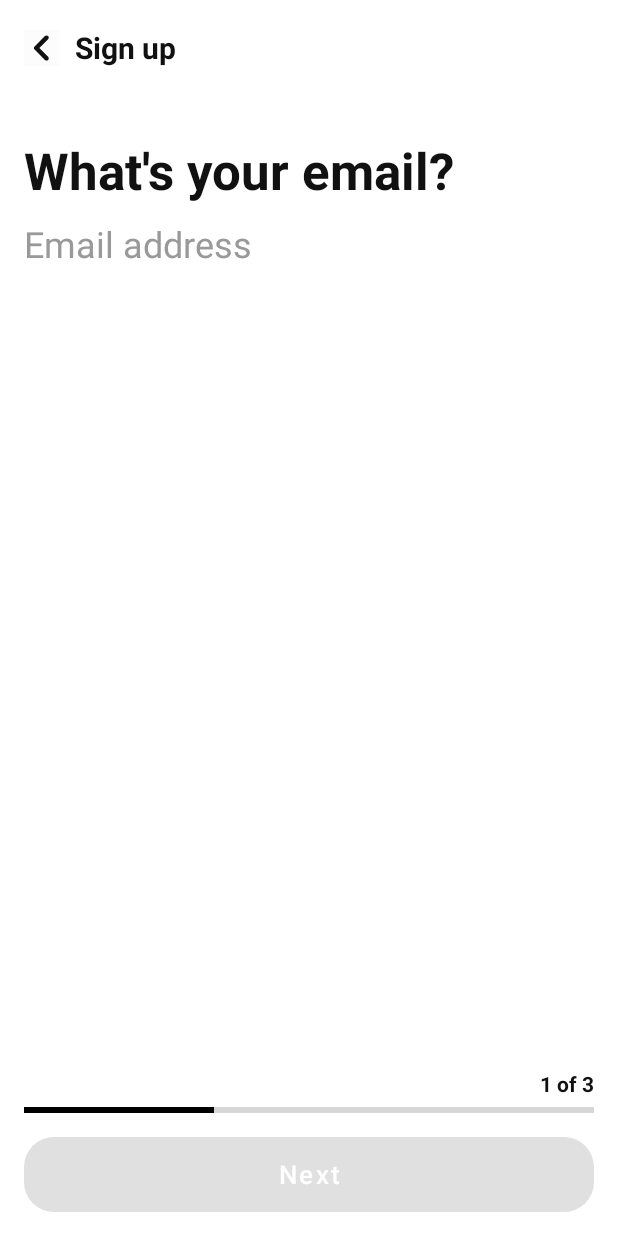
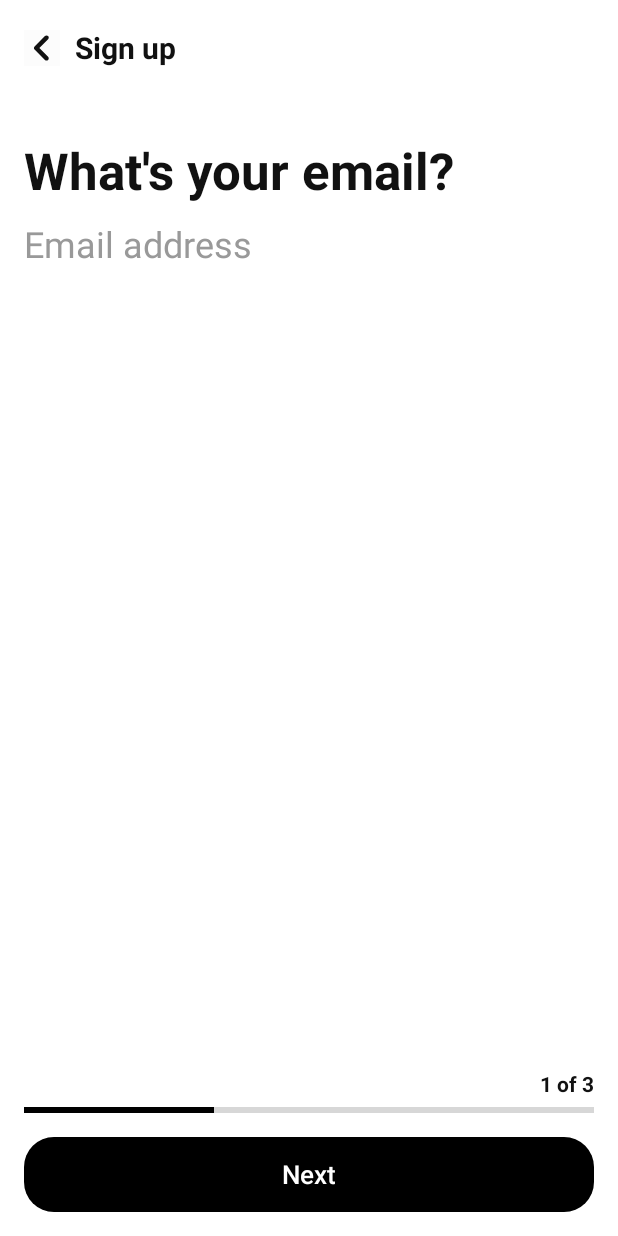
Before and after one commit to Kr-Ludal/Graduation_Project, an Android app: the RegisterActivity screen opened directly, with no data from a screen before it, on a phone screen of 412 x 824 dp. Run offline under Robolectric (Android 15) with nearby library versions, the phone set to English and light mode, and no system bars.

Commit message:
각 버튼 테마 변경으로 인한 색상 적용

```diff
--- a/app/src/main/res/layout/activity_login.xml
+++ b/app/src/main/res/layout/activity_login.xml
@@ -109,7 +109,7 @@
         </LinearLayout>
 
 
-        <Button
+        <androidx.appcompat.widget.AppCompatButton
             android:id="@+id/btnEnter"
             android:layout_width="match_parent"
             android:layout_height="50dp"
@@ -135,7 +135,7 @@
 
     </LinearLayout>
 
-    <Button
+    <androidx.appcompat.widget.AppCompatButton
         android:id="@+id/btnGithub"
         android:layout_width="0dp"
         android:layout_height="60dp"
--- a/app/src/main/res/layout/activity_register.xml
+++ b/app/src/main/res/layout/activity_register.xml
@@ -277,7 +277,7 @@
             android:id="@+id/relative_next"
             android:visibility="visible"><!--button area-->
 
-            <Button
+            <androidx.appcompat.widget.AppCompatButton
                 android:id="@+id/btnNext"
                 android:layout_width="match_parent"
                 android:layout_height="50dp"
@@ -301,7 +301,7 @@
             android:id="@+id/relative_finish"
             android:visibility="invisible"><!--finish button area-->
 
-            <Button
+            <androidx.appcompat.widget.AppCompatButton
                 android:id="@+id/btnfinish"
                 android:layout_width="match_parent"
                 android:layout_height="50dp"
--- a/app/src/main/res/layout/fragment_write.xml
+++ b/app/src/main/res/layout/fragment_write.xml
@@ -49,7 +49,7 @@
             app:layout_constraintStart_toStartOf="parent"
             app:layout_constraintTop_toBottomOf="@+id/linearLayout4" />
 
-        <Button
+        <androidx.appcompat.widget.AppCompatButton
             android:id="@+id/write_enter"
             android:layout_width="match_parent"
             android:layout_height="wrap_content"
```
